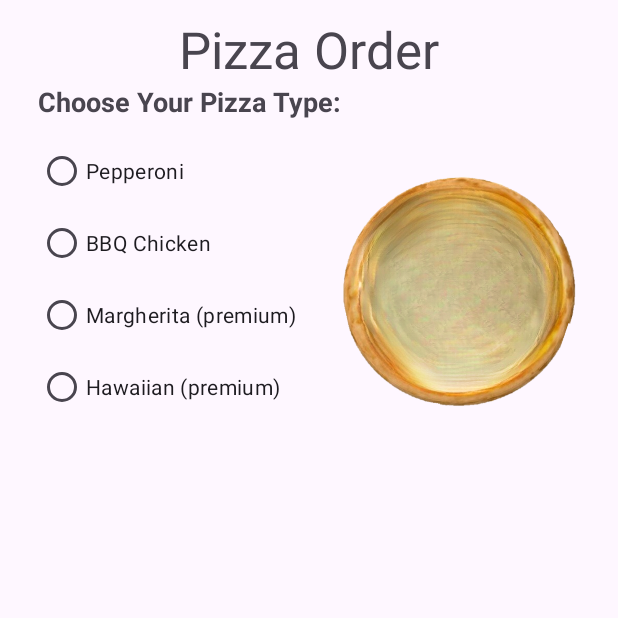
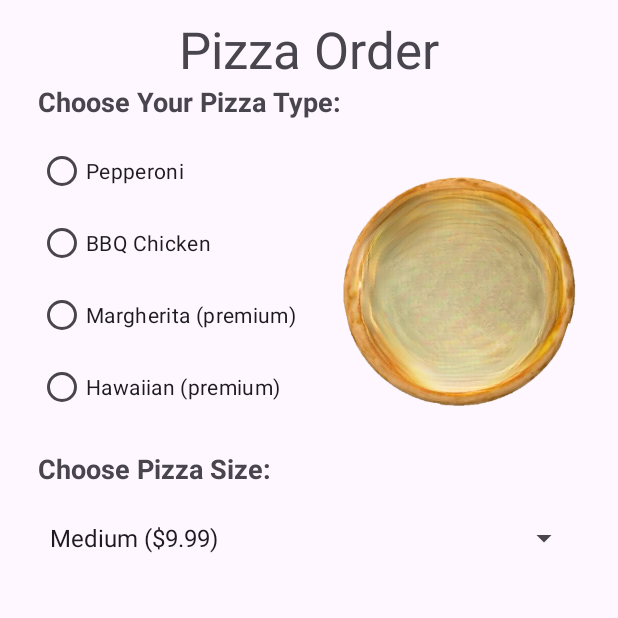
Before and after one commit to DallasLaComb/Pizza_Android_App, an Android app: the screen it shows after launch (MainActivity), on a phone screen of 412 x 824 dp, the top half of it. Run offline under Robolectric (Android 15) with nearby library versions, the phone set to English and light mode, and no system bars.

Commit message:
Spinner added

```diff
--- a/Homework2/app/src/main/java/com/example/homework2/MainActivity.kt
+++ b/Homework2/app/src/main/java/com/example/homework2/MainActivity.kt
@@ -3,13 +3,32 @@ package com.example.homework2
 import androidx.appcompat.app.AppCompatActivity
 import android.os.Bundle
 import android.view.View
+import android.widget.AdapterView
+import android.widget.ArrayAdapter
 import android.widget.ImageView
+import android.widget.Spinner
+import android.widget.Toast
 
-class MainActivity : AppCompatActivity() {
+class MainActivity : AppCompatActivity(), AdapterView.OnItemSelectedListener {
     override fun onCreate(savedInstanceState: Bundle?) {
         super.onCreate(savedInstanceState)
         setContentView(R.layout.activity_main)
+
+
+        val pizzaSizeList = listOf("Medium ($9.99)", "Large($13.99)", "Extra Large ($15.99)", "Party Size ($25.99)")
+        val pizzaSizeAdapter = ArrayAdapter<String>(this, android.R.layout.simple_spinner_dropdown_item, pizzaSizeList)
+        val pizzaSizeSpinner = findViewById<Spinner>(R.id.sp_choose_pizza_size)
+        pizzaSizeSpinner.adapter = pizzaSizeAdapter
+        pizzaSizeSpinner.onItemSelectedListener = this
+
+        }
+    override fun onNothingSelected(parent: AdapterView<*>?) {
+//        Toast.makeText(this, "Nothing is selected!", Toast.LENGTH_SHORT).show()
     }
+    override fun onItemSelected(parent: AdapterView<*>?, view: View?, position: Int, id: Long) {
+//
+    }
+
     fun setPizzaImageView(view:View){
 //      Changes the image of Pizza based off of radio button selection.
         val imageIdOfSelectedPizza = when (view.id){
@@ -21,5 +40,4 @@ class MainActivity : AppCompatActivity() {
         }
         findViewById<ImageView>(R.id.iv_default_pizza).setImageResource(imageIdOfSelectedPizza)
     }
-
 }
--- a/Homework2/app/src/main/res/layout/activity_main.xml
+++ b/Homework2/app/src/main/res/layout/activity_main.xml
@@ -78,4 +78,29 @@
         app:srcCompat="@drawable/pizza_crust"
         tools:srcCompat="@drawable/pizza_crust" />
 
+    <TextView
+        android:id="@+id/tv_choose_pizza_size"
+        android:layout_width="wrap_content"
+        android:layout_height="wrap_content"
+        android:layout_marginStart="25dp"
+        android:layout_marginTop="10dp"
+        android:text="@string/choose_pizza_size"
+        android:textAppearance="@style/TextAppearance.AppCompat.Medium"
+        android:textStyle="bold"
+        app:layout_constraintStart_toStartOf="parent"
+        app:layout_constraintTop_toBottomOf="@+id/radioGroup" />
+
+    <Spinner
+        android:id="@+id/sp_choose_pizza_size"
+        android:layout_width="0dp"
+        android:layout_height="wrap_content"
+        android:layout_marginStart="25dp"
+        android:layout_marginTop="10dp"
+        android:layout_marginEnd="25dp"
+        android:minHeight="48dp"
+        app:layout_constraintEnd_toEndOf="parent"
+        app:layout_constraintHorizontal_bias="0.0"
+        app:layout_constraintStart_toStartOf="parent"
+        app:layout_constraintTop_toBottomOf="@+id/tv_choose_pizza_size" />
+
 </androidx.constraintlayout.widget.ConstraintLayout>
--- /dev/null
+++ b/Homework2/app/src/main/res/layout/pizza_sizes.xml
@@ -0,0 +1,6 @@
+<?xml version="1.0" encoding="utf-8"?>
+<androidx.constraintlayout.widget.ConstraintLayout xmlns:android="http://schemas.android.com/apk/res/android"
+    android:layout_width="match_parent"
+    android:layout_height="match_parent">
+
+</androidx.constraintlayout.widget.ConstraintLayout>
```
Also changed, not shown: Homework2/app/src/main/res/values/strings.xml (+13 -0 lines).
